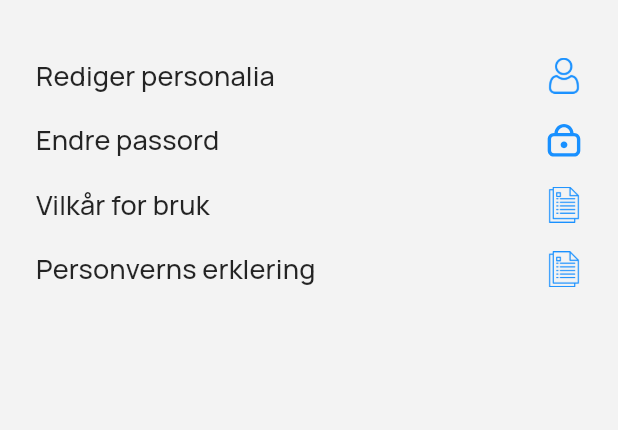
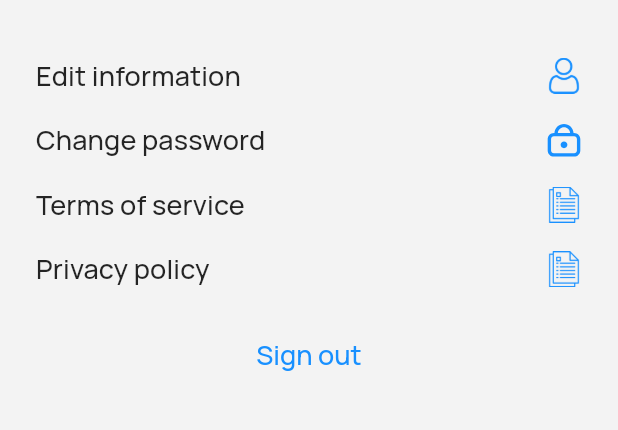
Before and after one commit to mathiasovreseth/stryn-esport, a Flutter app: the SettingsPage screen opened directly, on a phone screen of 412 x 824 dp, the part 60-490 px from its top. Run offline on Flutter 3.47's test engine with Material 2 defaults, Android fonts, the phone set to English and light mode, and no system bars; our stand-ins replace bloc, cached_network_image, cloud_firestore, equatable, firebase_auth, firebase_core and 6 more; missing offline and left inert: flow_builder; accounts and stored records are empty.

Commit message:
changed to englinsh on settings page

```diff
--- a/lib/pages/settings/change_password.dart/change_password.dart
+++ b/lib/pages/settings/change_password.dart/change_password.dart
@@ -28,7 +28,7 @@ class ChangePasswordPage extends StatelessWidget {
           AuthenticationRepository(), context.read<AppBloc>().state.user),
       child: Scaffold(
           appBar: ArrowBackAppBar(
-              headerText: "Endre passord",
+              headerText: "Change password",
               onBackClick: () => Navigator.of(context).pop()),
           resizeToAvoidBottomInset: false,
           body: SafeArea(
@@ -99,9 +99,9 @@ class _OldPasswordInput extends StatelessWidget {
               context.read<ChangePasswordCubit>().oldPasswordChanged(password),
           obscureText: true,
           decoration: textFormDecoration(
-            hintText: 'Gjeldande passord...',
+            hintText: 'Current password...',
             context: context,
-            label: 'Gjeldande passord',
+            label: 'Current password',
             suffixIcon: 'assets/icons/lock_small.svg',
           ),
         );
@@ -123,10 +123,10 @@ class _PasswordInput extends StatelessWidget {
               context.read<ChangePasswordCubit>().passwordChanged(password),
           obscureText: true,
           decoration: textFormDecoration(
-            hintText: 'Nytt passord...',
+            hintText: 'New password...',
             context: context,
             errorText: state.password.invalid ? 'invalid password' : null,
-            label: 'Nytt passord',
+            label: 'New password',
             suffixIcon: 'assets/icons/lock_small.svg',
           ),
         );
@@ -151,12 +151,12 @@ class _ConfirmPasswordInput extends StatelessWidget {
               .confirmPasswordChanged(confirmPassword),
           obscureText: true,
           decoration: textFormDecoration(
-            hintText: 'Bekreft passord...',
+            hintText: 'Confirm password...',
             context: context,
             errorText: state.confirmedPassword.invalid
                 ? 'passwords do not match'
                 : null,
-            label: 'Bekreft passord',
+            label: 'Confirm password',
             suffixIcon: 'assets/icons/lock_small.svg',
           ),
         );
@@ -188,7 +188,7 @@ class _ChangePasswordButton extends StatelessWidget {
                         context.read<ChangePasswordCubit>().onSubmit();
                       }
                     : null,
-                child: const Text('Endre passord'),
+                child: const Text('Change password'),
               );
       },
     );
--- a/lib/pages/settings/edit_user_information.dart/edit_user_information.dart
+++ b/lib/pages/settings/edit_user_information.dart/edit_user_information.dart
@@ -31,7 +31,7 @@ class ChangeUserInformationPage extends StatelessWidget {
   Widget build(BuildContext context) {
     return Scaffold(
       appBar: ArrowBackAppBar(
-          headerText: 'Rediger profil',
+          headerText: 'Edit information',
           onBackClick: () => Navigator.of(context).pop()),
       body: SingleChildScrollView(
         child: BlocProvider(
@@ -315,7 +315,7 @@ class _AgeInput extends StatelessWidget {
                   children: [
                     Text(
                         state.age == null
-                            ? "Velg alder"
+                            ? "Choose age"
                             : formatDate(state.age!),
                         style: const TextStyle(
                             fontSize: 18,
@@ -327,7 +327,7 @@ class _AgeInput extends StatelessWidget {
               Positioned(
                   left: 11,
                   top: -7,
-                  child: Text("Alder",
+                  child: Text("Age",
                       style: TextStyle(
                           fontSize: 10,
                           color: Theme.of(context).primaryColor))),
@@ -365,7 +365,7 @@ class _SignUpButton extends StatelessWidget {
                       .signUpFormSubmitted();
                 }
               : null,
-          child: const Text('Bekreft endringer'),
+          child: const Text('Confirm changes'),
         );
       },
     );
--- a/lib/pages/settings/settings_page.dart
+++ b/lib/pages/settings/settings_page.dart
@@ -1,3 +1,4 @@
+import 'package:firebase_auth/firebase_auth.dart';
 import 'package:flutter/material.dart';
 import 'package:flutter_svg/svg.dart';
 import 'package:stryn_esport/pages/settings/change_password.dart/change_password.dart';
@@ -40,6 +41,10 @@ class SettingsPage extends StatelessWidget {
           height: 18,
         ),
         _PrivacyPolicyButton(key: Key("privacy-policy-button")),
+        VerticalSpacer(
+          height: 32,
+        ),
+        _SignOutButton()
       ]),
     );
   }
@@ -59,7 +64,7 @@ class _EditInformationButton extends StatelessWidget {
             MyTextButton(
                 onPressed: () => Navigator.of(context)
                     .push(ChangeUserInformationPage.route()),
-                child: Text("Rediger personalia",
+                child: Text("Edit information",
                     style: Theme.of(context).textTheme.subtitle2)),
             Image.asset(
               'assets/icons/user.png',
@@ -86,7 +91,7 @@ class _ChangePasswordButton extends StatelessWidget {
             MyTextButton(
                 onPressed: () =>
                     Navigator.of(context).push(ChangePasswordPage.route()),
-                child: Text("Endre passord",
+                child: Text("Change password",
                     style: Theme.of(context).textTheme.subtitle2)),
             SvgPicture.asset(
               'assets/icons/lock_small.svg',
@@ -113,7 +118,7 @@ class _TermsOfserviceButton extends StatelessWidget {
             MyTextButton(
                 onPressed: () =>
                     Navigator.of(context).push(TermsOfService.route()),
-                child: Text("Vilkår for bruk",
+                child: Text("Terms of service",
                     style: Theme.of(context).textTheme.subtitle2)),
             Image.asset(
               'assets/icons/document.png',
@@ -140,7 +145,7 @@ class _PrivacyPolicyButton extends StatelessWidget {
             MyTextButton(
                 onPressed: () =>
                     Navigator.of(context).push(PrivacyPolicy.route()),
-                child: Text("Personverns erklering",
+                child: Text("Privacy policy",
                     style: Theme.of(context).textTheme.subtitle2)),
             Image.asset(
               'assets/icons/document.png',
@@ -152,3 +157,22 @@ class _PrivacyPolicyButton extends StatelessWidget {
     );
   }
 }
+
+class _SignOutButton extends StatelessWidget {
+  const _SignOutButton({Key? key}) : super(key: key);
+
+  @override
+  Widget build(BuildContext context) {
+    return Padding(
+      padding: const EdgeInsets.symmetric(horizontal: 24),
+      child: MyTextButton(
+          onPressed: () => {
+                FirebaseAuth.instance.signOut(),
+                Navigator.of(context).pop(),
+              },
+          child: Text("Sign out",
+              style: TextStyle(
+                  color: Theme.of(context).primaryColor, fontSize: 18))),
+    );
+  }
+}
```
